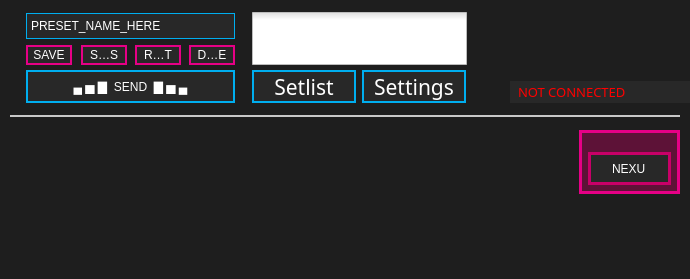
The window that standalone/advanced/forms/mainwindow.ui (Muse-Kinetics/softstep_editor) describes before a commit, drawn with Qt 5.
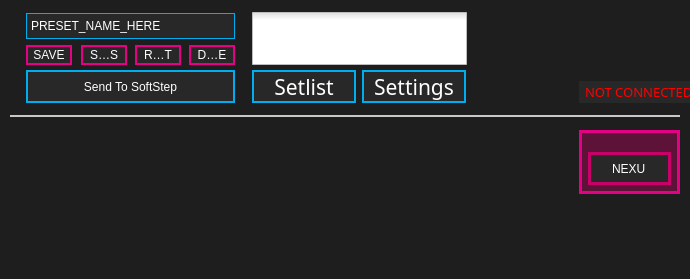
The same window after the commit. Icons and pictures are not drawn.

Commit message: Changed: Preset update button now says "Send To SoftStep" Changed: Connected/Not Connected indicator adjustments Changed: Moved the pedal graphics a little bit

```diff
--- a/standalone/advanced/forms/mainwindow.ui
+++ b/standalone/advanced/forms/mainwindow.ui
@@ -43,9 +43,9 @@
    <widget class="QLabel" name="connectedLabel">
     <property name="geometry">
      <rect>
-      <x>510</x>
+      <x>579</x>
       <y>81</y>
-      <width>180</width>
+      <width>112</width>
       <height>22</height>
      </rect>
     </property>
@@ -67,9 +67,7 @@
 	font: 10pt &quot;Futura&quot;;
 	color: red;
 	background: rgb(40, 40, 40);
-	padding-left: 5px;
-	padding-top: 2px;
-	padding-bottom: 2px;
+	padding: 0px 0px 0px 3px;
 }</string>
     </property>
     <property name="text">
@@ -505,14 +503,14 @@
 }</string>
      </property>
      <property name="text">
-      <string>▄ ▅ ▇  SEND  ▇ ▅ ▄</string>
+      <string>Send To SoftStep</string>
      </property>
     </widget>
    </widget>
    <widget class="QLabel" name="label">
     <property name="geometry">
      <rect>
-      <x>487</x>
+      <x>492</x>
       <y>7</y>
       <width>184</width>
       <height>65</height>
@@ -522,7 +520,7 @@
      <string notr="true">QLabel
 {
 	border: none;
-	background: none;
+	background: transparent;
 	background-image: url(:/resources/mainWindow_logo.png);
 }</string>
     </property>
```
The commit also changes 3 other files.
